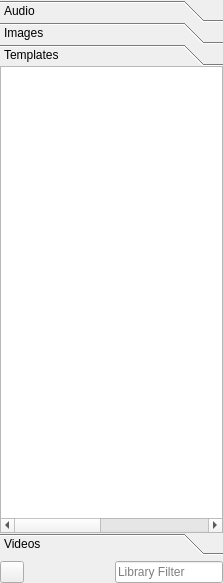
The window that trunk/Widgets/Library/LibraryWidget.ui (cambell-prince/casparcg-client) describes before a commit, drawn with Qt 5.
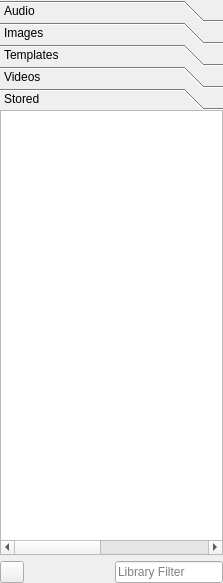
The same window after the commit. The open tabs and pages were chosen to show the change.

Commit message: - NEW: Added support for see stored data in the library.

What changed in the file:
```diff
--- a/trunk/Widgets/Library/LibraryWidget.ui
+++ b/trunk/Widgets/Library/LibraryWidget.ui
@@ -176,7 +176,7 @@
         <x>0</x>
         <y>0</y>
         <width>223</width>
-        <height>469</height>
+        <height>448</height>
        </rect>
       </property>
       <attribute name="label">
@@ -315,6 +315,77 @@
        </item>
       </layout>
      </widget>
+     <widget class="QWidget" name="pageData">
+      <property name="geometry">
+       <rect>
+        <x>0</x>
+        <y>0</y>
+        <width>223</width>
+        <height>448</height>
+       </rect>
+      </property>
+      <attribute name="label">
+       <string>Stored</string>
+      </attribute>
+      <layout class="QVBoxLayout" name="verticalLayout_6">
+       <property name="margin">
+        <number>0</number>
+       </property>
+       <item>
+        <widget class="QTreeWidget" name="treeWidgetData">
+         <property name="contextMenuPolicy">
+          <enum>Qt::CustomContextMenu</enum>
+         </property>
+         <property name="alternatingRowColors">
+          <bool>true</bool>
+         </property>
+         <property name="selectionMode">
+          <enum>QAbstractItemView::ExtendedSelection</enum>
+         </property>
+         <property name="rootIsDecorated">
+          <bool>false</bool>
+         </property>
+         <property name="uniformRowHeights">
+          <bool>true</bool>
+         </property>
+         <attribute name="headerVisible">
+          <bool>false</bool>
+         </attribute>
+         <attribute name="headerDefaultSectionSize">
+          <number>100</number>
+         </attribute>
+         <attribute name="headerShowSortIndicator" stdset="0">
+          <bool>false</bool>
+         </attribute>
+         <column>
+          <property name="text">
+           <string>Name</string>
+          </property>
+         </column>
+         <column>
+          <property name="text">
+           <string>Id</string>
+          </property>
+         </column>
+         <column>
+          <property name="text">
+           <string>Label</string>
+          </property>
+         </column>
+         <column>
+          <property name="text">
+           <string>DeviceName</string>
+          </property>
+         </column>
+         <column>
+          <property name="text">
+           <string>Type</string>
+          </property>
+         </column>
+        </widget>
+       </item>
+      </layout>
+     </widget>
     </widget>
    </item>
    <item>
```
Left out of the diff: 22 changed lines with no effect on the pictures. The commit also changes 9 other files.
